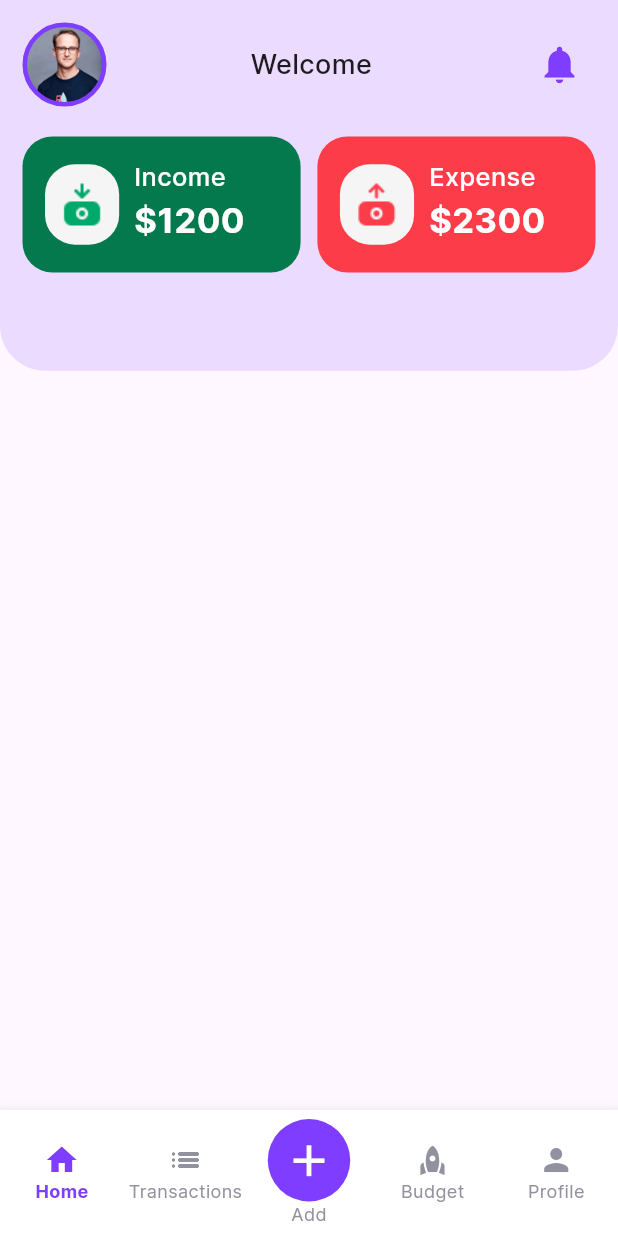
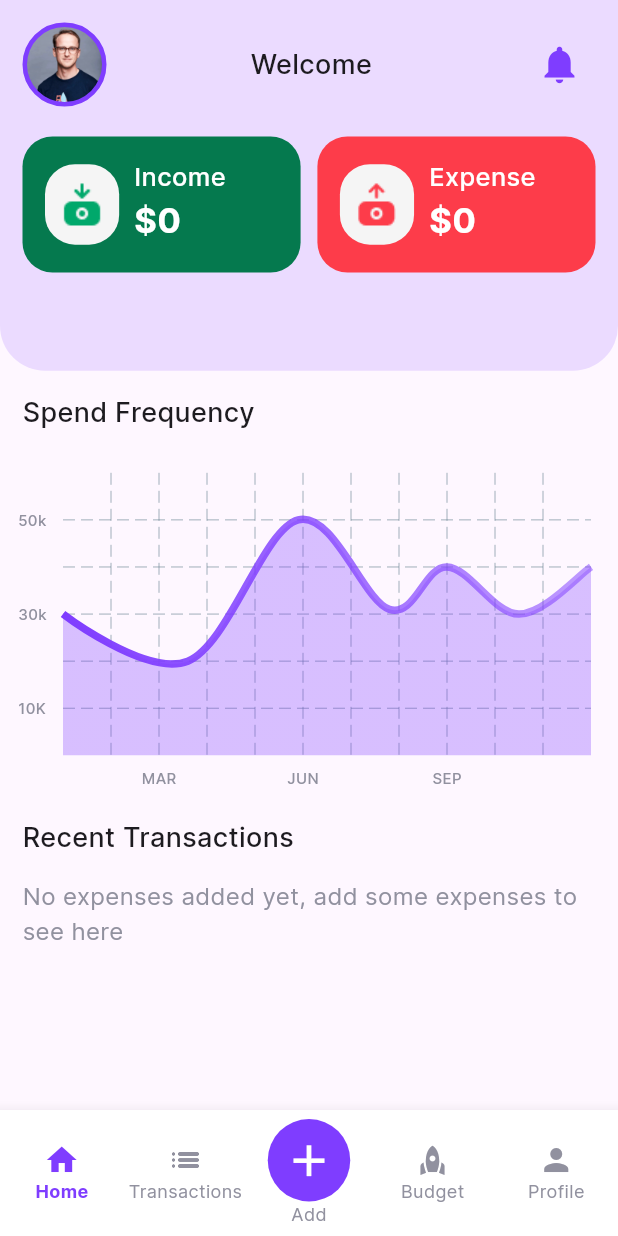
Before and after one commit to Praveen2k23/expenz-dp-recording, a Flutter app: the MainScreen screen opened directly, on a phone screen of 412 x 824 dp. Run offline on Flutter 3.47's test engine with Material 3 defaults, Android fonts, the phone set to English and light mode, and no system bars; drawn by our look-alikes of fl_chart; our stand-ins replace shared_preferences, smooth_page_indicator; accounts and stored records are empty.

Commit message:
line chart ui

```diff
--- a/project/lib/screens/home_screen.dart
+++ b/project/lib/screens/home_screen.dart
@@ -1,31 +1,52 @@
 import 'package:flutter/material.dart';
 import 'package:project/constant/colors.dart';
 import 'package:project/constant/constants.dart';
+import 'package:project/model/expens_model.dart';
+import 'package:project/model/income_model.dart';
 import 'package:project/services/user_services.dart';
+import 'package:project/widgets/expense_card.dart';
 import 'package:project/widgets/income_expence_card.dart';
+import 'package:project/widgets/line_chart.dart';
 
 class HomeScreen extends StatefulWidget {
-  const HomeScreen({super.key});
+  final List<Expense> expensesList;
+  final List<Income> incomeList;
+
+  const HomeScreen({
+    super.key,
+    required this.expensesList,
+    required this.incomeList,
+  });
 
   @override
   State<HomeScreen> createState() => _HomeScreenState();
 }
 
 class _HomeScreenState extends State<HomeScreen> {
-
   String username = "";
+  double expenseTotal = 0;
+  double incomeTotal = 0;
 
   @override
   void initState() {
     UserServices.getUserData().then((value) {
-      if(value["username"] != null){
+      if (value["username"] != null) {
         setState(() {
           username = value['username']!;
+        });
+      }
+    });
 
-        });
+    setState(() {
+      for (var i = 0; i < widget.expensesList.length; i++) {
+        expenseTotal += widget.expensesList[i].amount;
+      }
 
+      for (var i = 0; i < widget.incomeList.length; i++) {
+        incomeTotal += widget.incomeList[i].amount;
       }
-    },);
+    });
+
     super.initState();
   }
 
@@ -35,6 +56,7 @@ class _HomeScreenState extends State<HomeScreen> {
       body: SafeArea(
         child: SingleChildScrollView(
           child: Column(
+            crossAxisAlignment: CrossAxisAlignment.start,
             children: [
               Container(
                 height: MediaQuery.of(context).size.height * 0.3,
@@ -42,8 +64,8 @@ class _HomeScreenState extends State<HomeScreen> {
                   color: kMainColor.withOpacity(0.15),
                   borderRadius: BorderRadius.only(
                     bottomLeft: Radius.circular(30),
-                    bottomRight: Radius.circular(30)
-                  )
+                    bottomRight: Radius.circular(30),
+                  ),
                 ),
                 child: Padding(
                   padding: const EdgeInsets.all(kDefalutPadding),
@@ -56,60 +78,128 @@ class _HomeScreenState extends State<HomeScreen> {
                             decoration: BoxDecoration(
                               borderRadius: BorderRadius.circular(100),
                               color: kMainColor,
-                              border: Border.all(
-                                color: kMainColor,
-                                width: 3
-
-                              )
+                              border: Border.all(color: kMainColor, width: 3),
                             ),
                             child: ClipRRect(
-                              borderRadius:BorderRadius.circular(100),
-                              child: Image.asset("assets/images/user.jpg",width: 50, fit: BoxFit.cover,),
+                              borderRadius: BorderRadius.circular(100),
+                              child: Image.asset(
+                                "assets/images/user.jpg",
+                                width: 50,
+                                fit: BoxFit.cover,
+                              ),
                             ),
                           ),
 
-                          SizedBox(width: 20,),
-                          Text("Welcome $username", style: TextStyle(fontSize: 18, fontWeight: FontWeight.w500),),
+                          SizedBox(width: 20),
+                          Text(
+                            "Welcome $username",
+                            style: TextStyle(
+                              fontSize: 18,
+                              fontWeight: FontWeight.w500,
+                            ),
+                          ),
 
-                          SizedBox(width: 20,),
+                          SizedBox(width: 20),
 
-                          IconButton(onPressed: () {
-
-                          }, icon: Icon(Icons.notifications,color: kMainColor,size: 30,))
-
-
+                          IconButton(
+                            onPressed: () {},
+                            icon: Icon(
+                              Icons.notifications,
+                              color: kMainColor,
+                              size: 30,
+                            ),
+                          ),
                         ],
                       ),
 
-                      SizedBox(height: 20,),
+                      SizedBox(height: 20),
 
                       Row(
                         mainAxisAlignment: MainAxisAlignment.spaceBetween,
                         children: [
                           IncomeExpenceCard(
-                              title: "Income",
-                              amount: 1200,
-                              bgColor: const Color.fromARGB(255, 5, 121, 78),
-                              imageUrl: "assets/images/income.png",
-                            ),
+                            title: "Income",
+                            amount: incomeTotal,
+                            bgColor: const Color.fromARGB(255, 5, 121, 78),
+                            imageUrl: "assets/images/income.png",
+                          ),
 
                           IncomeExpenceCard(
                             title: "Expense",
-                            amount: 2300,
+                            amount: expenseTotal,
                             bgColor: kRed,
                             imageUrl: "assets/images/expense.png",
                           ),
                         ],
-                      )
-
+                      ),
                     ],
                   ),
                 ),
               ),
+
+              Padding(
+                padding: EdgeInsets.all(kDefalutPadding),
+                child: Column(
+                  children: [
+                    Text(
+                      "Spend Frequency",
+                      style: TextStyle(
+                        fontSize: 18,
+                        fontWeight: FontWeight.w500,
+                      ),
+                    ),
+                  ],
+                ),
+              ),
+
+              LineChartSample(),
+
+              Padding(
+                padding: EdgeInsets.symmetric(horizontal: kDefalutPadding),
+
+                child: Column(
+                  crossAxisAlignment: CrossAxisAlignment.start,
+                  children: [
+                    Text(
+                      "Recent Transactions",
+                      style: TextStyle(
+                        fontSize: 18,
+                        fontWeight: FontWeight.w500,
+                      ),
+                    ),
+
+                    SizedBox(height: 15),
+
+                    widget.expensesList.isEmpty
+                        ? Text(
+                          "No expenses added yet, add some expenses to see here",
+                          style: TextStyle(fontSize: 16, color: kGrey),
+                        )
+                        : ListView.builder(
+                          shrinkWrap: true,
+                          scrollDirection: Axis.vertical,
+                          physics: NeverScrollableScrollPhysics(),
+                          itemCount: widget.expensesList.length,
+                          itemBuilder: (context, index) {
+                            final expense = widget.expensesList[index];
+
+                            return ExpenseCard(
+                              title: expense.title,
+                              date: expense.date,
+                              amount: expense.amount,
+                              category: expense.category,
+                              description: expense.description,
+                              time: expense.time,
+                            );
+                          },
+                        ),
+                  ],
+                ),
+              ),
             ],
           ),
-        )),
-
+        ),
+      ),
     );
   }
 }
--- a/project/lib/screens/main_screen.dart
+++ b/project/lib/screens/main_screen.dart
@@ -26,7 +26,7 @@ class _MainScreenState extends State<MainScreen> {
 
   // List to hold expenses retrieved from local storage
   List<Expense> expenseList = [];
-  List <Income> incomeList = [];
+  List<Income> incomeList = [];
 
   // Function to load all expenses from shared preferences
   void fetchAllExpenses() async {
@@ -38,7 +38,6 @@ class _MainScreenState extends State<MainScreen> {
       print(expenseList.length);
     });
   }
-
 
   void fetchAllIncomes() async {
     List<Income> loadIncomes = await IncomeService().loadIncomes();
@@ -57,8 +56,6 @@ class _MainScreenState extends State<MainScreen> {
     });
     super.initState();
   }
-
-
 
   // Function to add a new expense
   void addNewExpense(Expense newExpense) {
@@ -82,7 +79,6 @@ class _MainScreenState extends State<MainScreen> {
     });
   }
 
-
   // Function to add a new income
   void addNewIncome(Income newIncome) {
     // Save the expense to shared preferences
@@ -93,7 +89,6 @@ class _MainScreenState extends State<MainScreen> {
       incomeList.add(newIncome);
     });
   }
-
 
   // Function to delete an income
   void removeIncome(Income income) {
@@ -106,15 +101,17 @@ class _MainScreenState extends State<MainScreen> {
     });
   }
 
-
-
-
   @override
   Widget build(BuildContext context) {
     final List<Widget> pages = [
-    HomeScreen(),
-    TransactionScreen(expensesList: expenseList, onDismissedExpense: removeExpense, incomeList: incomeList, onDismissedIncome: removeIncome,),
-    AddNewScreen(addExpense: addNewExpense, addIncome: addNewIncome,),
+      HomeScreen(expensesList: expenseList, incomeList: incomeList,),
+      TransactionScreen(
+        expensesList: expenseList,
+        onDismissedExpense: removeExpense,
+        incomeList: incomeList,
+        onDismissedIncome: removeIncome,
+      ),
+      AddNewScreen(addExpense: addNewExpense, addIncome: addNewIncome),
       BudgetScreen(),
       ProfileScreen(),
     ];
@@ -128,7 +125,6 @@ Widget build(BuildContext context) {
         selectedItemColor: kMainColor, // Active icon color
         unselectedItemColor: kGrey, // Inactive icon color
         currentIndex: _currentPageIndex, // Current selected tab index
-
         // Called when a tab is tapped
         onTap: (index) {
           setState(() {
@@ -143,10 +139,7 @@ Widget build(BuildContext context) {
 
         // Bottom navigation items (icons + labels)
         items: [
-          BottomNavigationBarItem(
-            icon: Icon(Icons.home),
-            label: "Home",
-          ),
+          BottomNavigationBarItem(icon: Icon(Icons.home), label: "Home"),
           BottomNavigationBarItem(
             icon: Icon(Icons.list_rounded),
             label: "Transactions",
@@ -159,28 +152,18 @@ Widget build(BuildContext context) {
               ),
               child: Padding(
                 padding: const EdgeInsets.all(10),
-                child: Icon(
-                  Icons.add,
-                  size: 35,
-                  color: kWhite,
-                ),
+                child: Icon(Icons.add, size: 35, color: kWhite),
               ),
             ),
             label: "Add",
           ),
-          BottomNavigationBarItem(
-            icon: Icon(Icons.rocket),
-            label: "Budget",
-          ),
-          BottomNavigationBarItem(
-            icon: Icon(Icons.person),
-            label: "Profile",
-          ),
+          BottomNavigationBarItem(icon: Icon(Icons.rocket), label: "Budget"),
+          BottomNavigationBarItem(icon: Icon(Icons.person), label: "Profile"),
         ],
       ),
 
       // Display the current page based on selected index
-      body: pages[_currentPageIndex] ,
+      body: pages[_currentPageIndex],
     );
   }
 }
--- a/project/lib/screens/transaction_screen.dart
+++ b/project/lib/screens/transaction_screen.dart
@@ -7,14 +7,19 @@ import 'package:project/widgets/expense_card.dart';
 import 'package:project/widgets/income_card.dart';
 
 class TransactionScreen extends StatefulWidget {
-  final void Function (Expense) onDismissedExpense;
-  final void Function (Income) onDismissedIncome;
-
+  final void Function(Expense) onDismissedExpense;
+  final void Function(Income) onDismissedIncome;
 
   final List<Expense> expensesList;
   final List<Income> incomeList;
 
-  const TransactionScreen({super.key, required this.expensesList, required this.onDismissedExpense, required this.incomeList, required this.onDismissedIncome});
+  const TransactionScreen({
+    super.key,
+    required this.expensesList,
+    required this.onDismissedExpense,
+    required this.incomeList,
+    required this.onDismissedIncome,
+  });
 
   @override
   State<TransactionScreen> createState() => _TransactionScreenState();
@@ -57,7 +62,12 @@ class _TransactionScreenState extends State<TransactionScreen> {
                 child: SingleChildScrollView(
                   child: Column(
                     children: [
-                      ListView.builder(
+                      widget.expensesList.isEmpty
+                          ? Text(
+                            "No expenses added yet, add some expenses to see here",
+                            style: TextStyle(fontSize: 16, color: kGrey),
+                          )
+                          : ListView.builder(
                             shrinkWrap: true,
                             scrollDirection: Axis.vertical,
                             physics: NeverScrollableScrollPhysics(),
@@ -70,7 +80,6 @@ class _TransactionScreenState extends State<TransactionScreen> {
                                 direction: DismissDirection.startToEnd,
                                 onDismissed: (direction) {
                                   setState(() {
-
                                     widget.onDismissedExpense(expense);
                                   });
                                 },
@@ -90,9 +99,6 @@ class _TransactionScreenState extends State<TransactionScreen> {
                 ),
               ),
 
-
-
-
               SizedBox(height: 20),
 
               Text(
@@ -111,7 +117,12 @@ class _TransactionScreenState extends State<TransactionScreen> {
                 child: SingleChildScrollView(
                   child: Column(
                     children: [
-                      ListView.builder(
+                      widget.incomeList.isEmpty
+                          ? Text(
+                            "No income added yet, add some income to see here",
+                            style: TextStyle(fontSize: 16, color: kGrey),
+                          )
+                          : ListView.builder(
                             shrinkWrap: true,
                             scrollDirection: Axis.vertical,
                             physics: NeverScrollableScrollPhysics(),
@@ -124,7 +135,6 @@ class _TransactionScreenState extends State<TransactionScreen> {
                                 direction: DismissDirection.startToEnd,
                                 onDismissed: (direction) {
                                   setState(() {
-
                                     widget.onDismissedIncome(income);
                                   });
                                 },
--- /dev/null
+++ b/project/lib/widgets/line_chart.dart
@@ -0,0 +1,158 @@
+import 'package:fl_chart/fl_chart.dart';
+import 'package:flutter/material.dart';
+import 'package:project/constant/colors.dart';
+
+class LineChartSample extends StatefulWidget {
+  const LineChartSample({super.key});
+
+  @override
+  State<LineChartSample> createState() => _LineChartSampleState();
+}
+
+class _LineChartSampleState extends State<LineChartSample> {
+  List<Color> gradientColors = [
+    kMainColor,
+    kMainColor.withOpacity(0.5),
+  ];
+
+  @override
+  Widget build(BuildContext context) {
+    return Stack(
+      children: <Widget>[
+        AspectRatio(
+          aspectRatio: 1.70,
+          child: Padding(
+            padding: const EdgeInsets.only(
+              right: 18,
+              left: 12,
+              top: 12,
+              bottom: 12,
+            ),
+            child: LineChart(
+              mainData(),
+            ),
+          ),
+        ),
+      ],
+    );
+  }
+
+  Widget bottomTitleWidgets(double value, TitleMeta meta) {
+    const style = TextStyle(
+      fontWeight: FontWeight.w500,
+      fontSize: 10,
+      color: kGrey,
+    );
+    Widget text;
+    switch (value.toInt()) {
+      case 2:
+        text = const Text('MAR', style: style);
+        break;
+      case 5:
+        text = const Text('JUN', style: style);
+        break;
+      case 8:
+        text = const Text('SEP', style: style);
+        break;
+      default:
+        text = const Text('', style: style);
+        break;
+    }
+
+    return SideTitleWidget(
+      meta: meta,
+      child: text,
+    );
+  }
+
+  Widget leftTitleWidgets(double value, TitleMeta meta) {
+    const style = TextStyle(
+      fontWeight: FontWeight.w500,
+      fontSize: 10,
+      color: kGrey,
+    );
+    String text;
+    switch (value.toInt()) {
+      case 1:
+        text = '10K';
+        break;
+      case 3:
+        text = '30k';
+        break;
+      case 5:
+        text = '50k';
+        break;
+      default:
+        return Container();
+    }
+
+    return Text(text, style: style, textAlign: TextAlign.left);
+  }
+
+  LineChartData mainData() {
+    return LineChartData(
+      titlesData: FlTitlesData(
+        show: true,
+        rightTitles: const AxisTitles(
+          sideTitles: SideTitles(showTitles: false),
+        ),
+        topTitles: const AxisTitles(
+          sideTitles: SideTitles(showTitles: false),
+        ),
+        bottomTitles: AxisTitles(
+          sideTitles: SideTitles(
+            showTitles: true,
+            reservedSize: 30,
+            interval: 1,
+            getTitlesWidget: bottomTitleWidgets,
+          ),
+        ),
+        leftTitles: AxisTitles(
+          sideTitles: SideTitles(
+            showTitles: true,
+            interval: 1,
+            getTitlesWidget: leftTitleWidgets,
+            reservedSize: 30,
+          ),
+        ),
+      ),
+      borderData: FlBorderData(
+        show: false,
+      ),
+      minX: 0,
+      maxX: 11,
+      minY: 0,
+      maxY: 6,
+      lineBarsData: [
+        LineChartBarData(
+          spots: const [
+            FlSpot(0, 3),
+            FlSpot(2.6, 2),
+            FlSpot(4.9, 5),
+            FlSpot(6.8, 3.1),
+            FlSpot(8, 4),
+            FlSpot(9.5, 3),
+            FlSpot(11, 4),
+          ],
+          isCurved: true,
+          gradient: LinearGradient(
+            colors: gradientColors,
+          ),
+          barWidth: 5,
+          isStrokeCapRound: false,
+          dotData: const FlDotData(
+            show: false,
+          ),
+          belowBarData: BarAreaData(
+            show: true,
+            gradient: LinearGradient(
+              colors: gradientColors
+                  .map((color) => color.withOpacity(0.3))
+                  .toList(),
+            ),
+          ),
+        ),
+      ],
+    );
+  }
+}
--- a/project/pubspec.yaml
+++ b/project/pubspec.yaml
@@ -37,6 +37,7 @@ dependencies:
   smooth_page_indicator: ^1.2.1
   shared_preferences: ^2.5.3
   intl: ^0.20.2
+  fl_chart: ^1.0.0
 
 dev_dependencies:
   flutter_test:
```
Also changed, not shown: project/pubspec.lock. Lines whose indentation alone changed are shown as unchanged.
